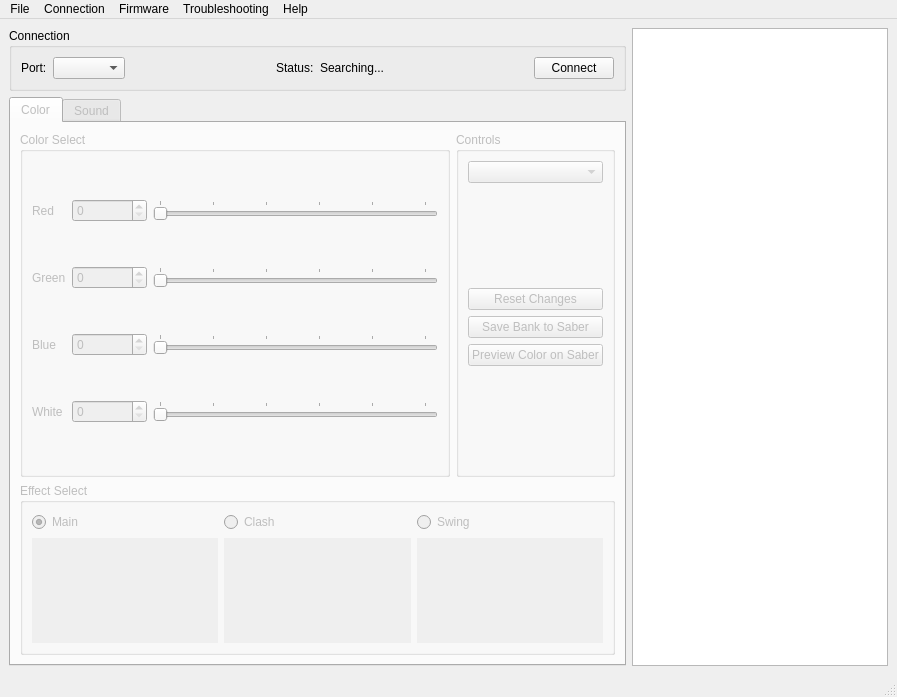
First picture: the form in mainwindow.ui, repository jramboz/tintalle, before the edit.
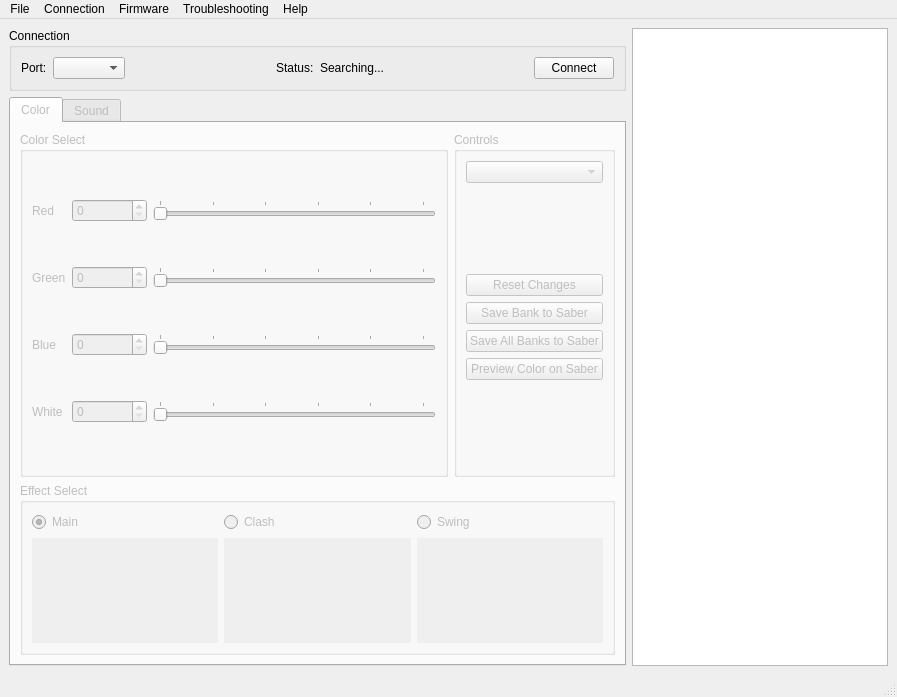
Second picture: the form after the edit. Icons and pictures are not drawn. Custom widgets are drawn as their Qt base class.

Commit message: #1 Add "save all banks" functionality

What changed in the file:
```diff
--- a/mainwindow.ui
+++ b/mainwindow.ui
@@ -341,6 +341,16 @@
                </property>
               </widget>
              </item>
+             <item>
+              <widget class="QPushButton" name="save_all_banks_button">
+               <property name="toolTip">
+                <string>Save all color banks to saber</string>
+               </property>
+               <property name="text">
+                <string>Save All Banks to Saber</string>
+               </property>
+              </widget>
+             </item>
              <item>
               <widget class="QPushButton" name="preview_color_button">
                <property name="text">
```
Left out of the diff: 3 changed lines with no effect on the pictures. The commit also changes 2 other files.
